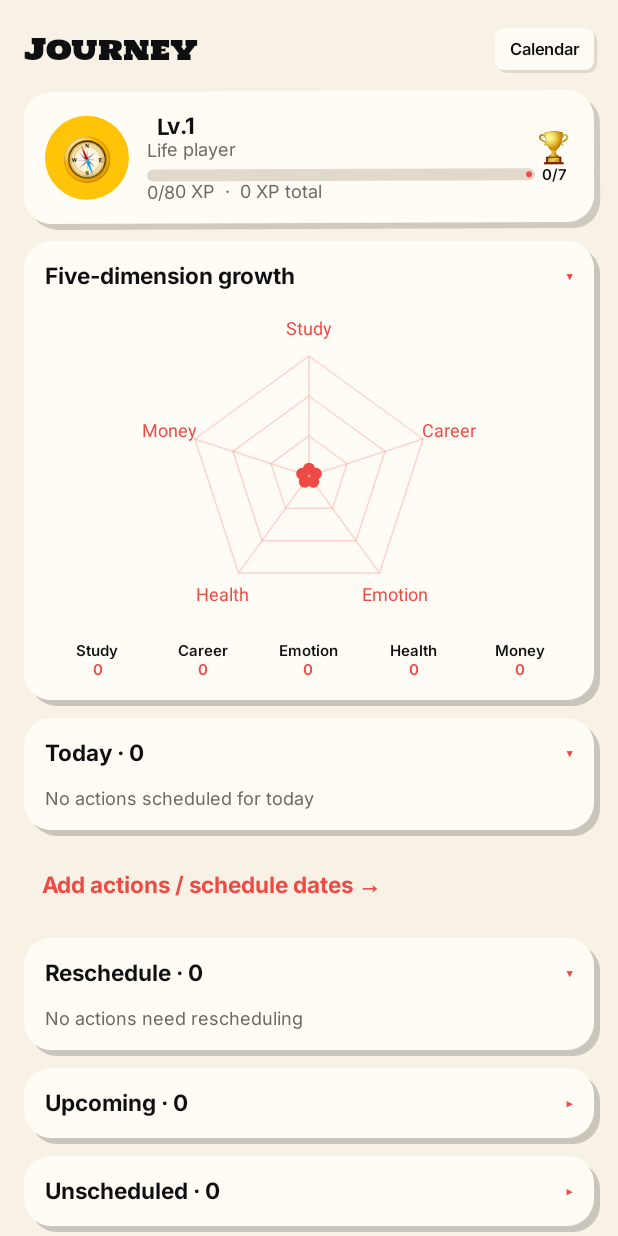
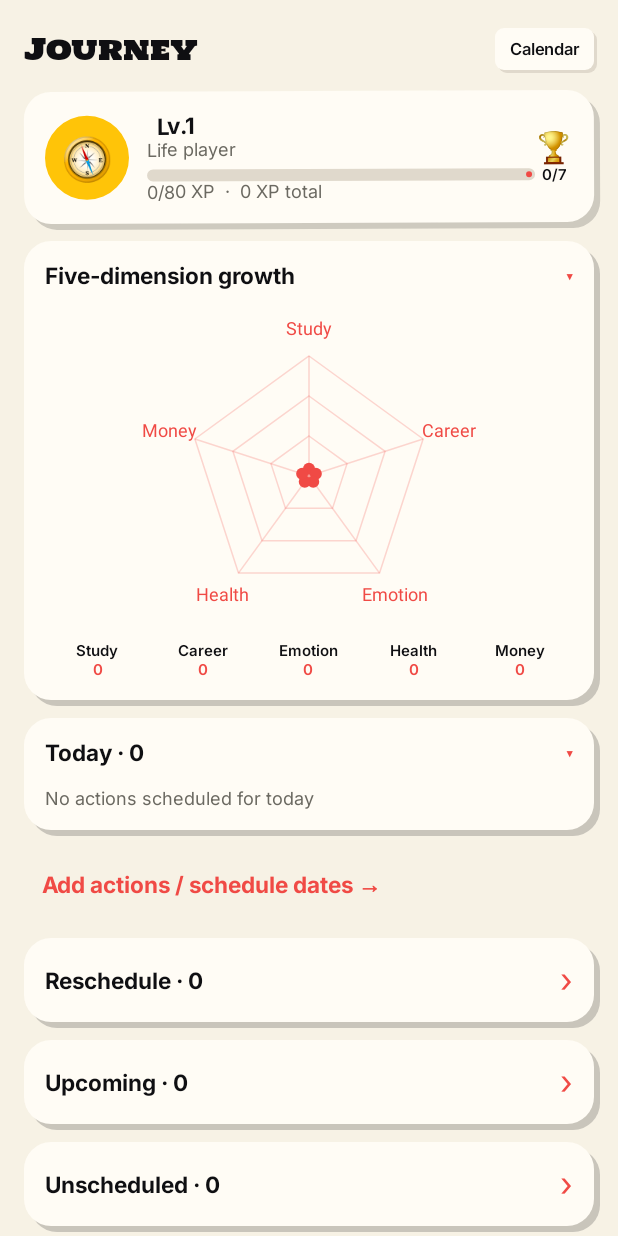
Before and after one commit to Salymmm/LifeMentor, an Android app built with Jetpack Compose: the composable HomeScreen shown on its own in the app's theme, on a phone screen of 412 x 824 dp. Run offline under Robolectric (Android 15) with nearby library versions, the phone set to English and light mode, and no system bars; 1 statement that could not run was skipped.

Commit message:
feat: open agenda categories in dedicated task pages

```diff
--- a/app/src/main/java/com/lifementor/app/ui/home/HomeScreen.kt
+++ b/app/src/main/java/com/lifementor/app/ui/home/HomeScreen.kt
@@ -1,6 +1,8 @@
 package com.lifementor.app.ui.home
 
+import androidx.activity.compose.BackHandler
 import androidx.compose.foundation.background
+import androidx.compose.foundation.clickable
 import androidx.compose.foundation.layout.Arrangement
 import androidx.compose.foundation.layout.Column
 import androidx.compose.foundation.layout.Row
@@ -8,10 +10,13 @@ import androidx.compose.foundation.layout.Spacer
 import androidx.compose.foundation.layout.fillMaxSize
 import androidx.compose.foundation.layout.fillMaxWidth
 import androidx.compose.foundation.layout.height
+import androidx.compose.foundation.layout.heightIn
 import androidx.compose.foundation.layout.padding
 import androidx.compose.foundation.layout.PaddingValues
 import androidx.compose.foundation.layout.size
 import androidx.compose.foundation.layout.width
+import androidx.compose.foundation.lazy.LazyColumn
+import androidx.compose.foundation.lazy.items
 import androidx.compose.foundation.rememberScrollState
 import androidx.compose.foundation.shape.CircleShape
 import androidx.compose.foundation.verticalScroll
@@ -27,6 +32,8 @@ import androidx.compose.runtime.key
 import androidx.compose.runtime.mutableIntStateOf
 import androidx.compose.runtime.mutableStateOf
 import androidx.compose.runtime.remember
+import androidx.compose.runtime.saveable.rememberSaveable
+import androidx.compose.runtime.saveable.rememberSaveableStateHolder
 import androidx.compose.runtime.getValue
 import androidx.compose.runtime.setValue
 import android.content.BroadcastReceiver
@@ -37,6 +44,7 @@ import androidx.core.content.ContextCompat
 import androidx.compose.ui.Alignment
 import androidx.compose.ui.Modifier
 import androidx.compose.ui.platform.LocalContext
+import androidx.compose.ui.semantics.Role
 import androidx.compose.ui.text.font.FontWeight
 import androidx.compose.ui.unit.dp
 import androidx.compose.ui.unit.sp
@@ -66,6 +74,12 @@ import com.lifementor.app.ui.components.RadarChart
 import com.lifementor.app.ui.components.TaskDateDialog
 import com.lifementor.app.ui.components.TaskDateAction
 import com.lifementor.app.ui.components.ExpandableCard
+
+private enum class AgendaPage(val title: String, val emptyText: String) {
+    RESCHEDULE("Reschedule", "No actions need rescheduling"),
+    UPCOMING("Upcoming", "No upcoming actions"),
+    UNSCHEDULED("Unscheduled", "All actions have dates"),
+}
 
 @Composable
 fun HomeScreen(
@@ -107,11 +121,25 @@ fun HomeScreen(
     }
     val s = vm.snap.value
     var dateTaskId by remember { mutableStateOf<Long?>(null) }
+    var agendaPage by rememberSaveable { mutableStateOf<AgendaPage?>(null) }
+    val homeScrollState = rememberScrollState()
+    val homeState = rememberSaveableStateHolder()
 
+    val page = agendaPage
+    if (page != null) {
+        BackHandler { agendaPage = null }
+        val tasks = when (page) {
+            AgendaPage.RESCHEDULE -> s.agenda.overdue
+            AgendaPage.UPCOMING -> s.agenda.future
+            AgendaPage.UNSCHEDULED -> s.agenda.unscheduled
+        }
+        AgendaListScreen(page, tasks, s.goalTitles, vm,
+            onBack = { agendaPage = null }, onSetDate = { dateTaskId = it })
+    } else homeState.SaveableStateProvider("home") {
         Column(
             Modifier
                 .fillMaxSize()
-            .verticalScroll(rememberScrollState())
+                .verticalScroll(homeScrollState)
                 .padding(16.dp),
             verticalArrangement = Arrangement.spacedBy(12.dp),
         ) {
@@ -205,12 +233,13 @@ fun HomeScreen(
             vm.error.value?.let { Text(it, color = MaterialTheme.colorScheme.error) }
             AgendaSection("Today", s.agenda.today, "No actions scheduled for today", s.goalTitles, vm) { dateTaskId = it }
             TextButton(onClick = goGoals) { Text("Add actions / schedule dates →") }
-        AgendaSection("Reschedule", s.agenda.overdue, "No actions need rescheduling", s.goalTitles, vm) { dateTaskId = it }
-        AgendaSection("Upcoming", s.agenda.future, "No upcoming actions", s.goalTitles, vm) { dateTaskId = it }
-        AgendaSection("Unscheduled", s.agenda.unscheduled, "All actions have dates", s.goalTitles, vm) { dateTaskId = it }
+            AgendaEntry(AgendaPage.RESCHEDULE.title, s.agenda.overdue.size) { agendaPage = AgendaPage.RESCHEDULE }
+            AgendaEntry(AgendaPage.UPCOMING.title, s.agenda.future.size) { agendaPage = AgendaPage.UPCOMING }
+            AgendaEntry(AgendaPage.UNSCHEDULED.title, s.agenda.unscheduled.size) { agendaPage = AgendaPage.UNSCHEDULED }
 
             StickerButton("Talk to a mentor", onClick = goMentors, arrow = true)
             Spacer(Modifier.height(8.dp))
+        }
     }
 
     val dateTask = s.agenda.run { today + overdue + future + unscheduled }
@@ -230,6 +259,54 @@ fun HomeScreen(
 }
 
 @Composable
+private fun AgendaEntry(title: String, count: Int, onClick: () -> Unit) {
+    ScrapCard(paperColor = PaperWhite, modifier = Modifier.fillMaxWidth(),
+        contentPadding = PaddingValues(0.dp), fillWidth = true) {
+        Row(Modifier.fillMaxWidth()
+            .clickable(role = Role.Button, onClickLabel = "Open $title") { onClick() }
+            .heightIn(min = 56.dp).padding(horizontal = 14.dp),
+            verticalAlignment = Alignment.CenterVertically) {
+            Text("$title · $count", Modifier.weight(1f), style = MaterialTheme.typography.titleMedium,
+                fontWeight = FontWeight.Bold)
+            Text("›", fontSize = 22.sp, color = MaterialTheme.colorScheme.primary)
+        }
+    }
+}
+
+@Composable
+private fun AgendaListScreen(
+    page: AgendaPage,
+    tasks: List<TaskItem>,
+    goalTitles: Map<Long, String>,
+    vm: HomeViewModel,
+    onBack: () -> Unit,
+    onSetDate: (Long) -> Unit,
+) {
+    Column(Modifier.fillMaxSize().padding(16.dp), verticalArrangement = Arrangement.spacedBy(12.dp)) {
+        Row(verticalAlignment = Alignment.CenterVertically) {
+            TextButton(onClick = onBack) { Text("‹ Back") }
+            Text("${page.title} · ${tasks.size}", Modifier.weight(1f), style = MaterialTheme.typography.titleLarge,
+                fontWeight = FontWeight.Bold)
+        }
+        vm.error.value?.let { Text(it, color = MaterialTheme.colorScheme.error) }
+        LazyColumn(Modifier.weight(1f), verticalArrangement = Arrangement.spacedBy(10.dp),
+            contentPadding = PaddingValues(bottom = 8.dp)) {
+            if (tasks.isEmpty()) item {
+                ScrapCard(paperColor = PaperWhite, modifier = Modifier.fillMaxWidth(), fillWidth = true) {
+                    Text(page.emptyText, color = MaterialTheme.colorScheme.onSurfaceVariant)
+                }
+            }
+            items(tasks, key = { it.id }) { task ->
+                ScrapCard(paperColor = PaperWhite, modifier = Modifier.fillMaxWidth(), fillWidth = true) {
+                    AgendaTaskRow(task, goalTitles[task.goalId].orEmpty(), vm) { onSetDate(task.id) }
+                }
+            }
+            if (tasks.isNotEmpty()) item { AgendaRewardHint() }
+        }
+    }
+}
+
+@Composable
 private fun AgendaSection(
     title: String,
     tasks: List<TaskItem>,
@@ -238,26 +315,34 @@ private fun AgendaSection(
     vm: HomeViewModel,
     onSetDate: (Long) -> Unit,
 ) {
-    ExpandableCard("$title · ${tasks.size}", initiallyExpanded = title == "Today" || title == "Reschedule") {
+    ExpandableCard("$title · ${tasks.size}") {
         if (tasks.isEmpty()) {
             Text(emptyText, style = MaterialTheme.typography.bodySmall,
                 color = MaterialTheme.colorScheme.onSurfaceVariant)
         }
         tasks.forEach { task ->
+            AgendaTaskRow(task, goalTitles[task.goalId].orEmpty(), vm) { onSetDate(task.id) }
+        }
+        if (tasks.isNotEmpty()) { AgendaRewardHint() }
+    }
+}
+
+@Composable
+private fun AgendaTaskRow(task: TaskItem, goalTitle: String, vm: HomeViewModel, onSetDate: () -> Unit) {
     Row(verticalAlignment = Alignment.CenterVertically) {
         Checkbox(checked = false, onCheckedChange = { vm.complete(task) })
         Column(Modifier.weight(1f)) {
             Text(task.title, fontSize = 14.sp)
-                    Text("${goalTitles[task.goalId].orEmpty()} · ${task.dueDateText() ?: "No date"}",
+            Text("$goalTitle · ${task.dueDateText() ?: "No date"}",
                 style = MaterialTheme.typography.bodySmall,
                 color = MaterialTheme.colorScheme.onSurfaceVariant)
         }
-                TaskDateAction(task.title, task.dueDateText()) { onSetDate(task.id) }
+        TaskDateAction(task.title, task.dueDateText(), onClick = onSetDate)
     }
 }
-        if (tasks.isNotEmpty()) {
+
+@Composable
+private fun AgendaRewardHint() {
     Text("First completion of each action: +10 XP", style = MaterialTheme.typography.bodySmall,
         color = MaterialTheme.colorScheme.onSurfaceVariant)
 }
-    }
-}
```
Lines whose indentation alone changed are shown as unchanged.
